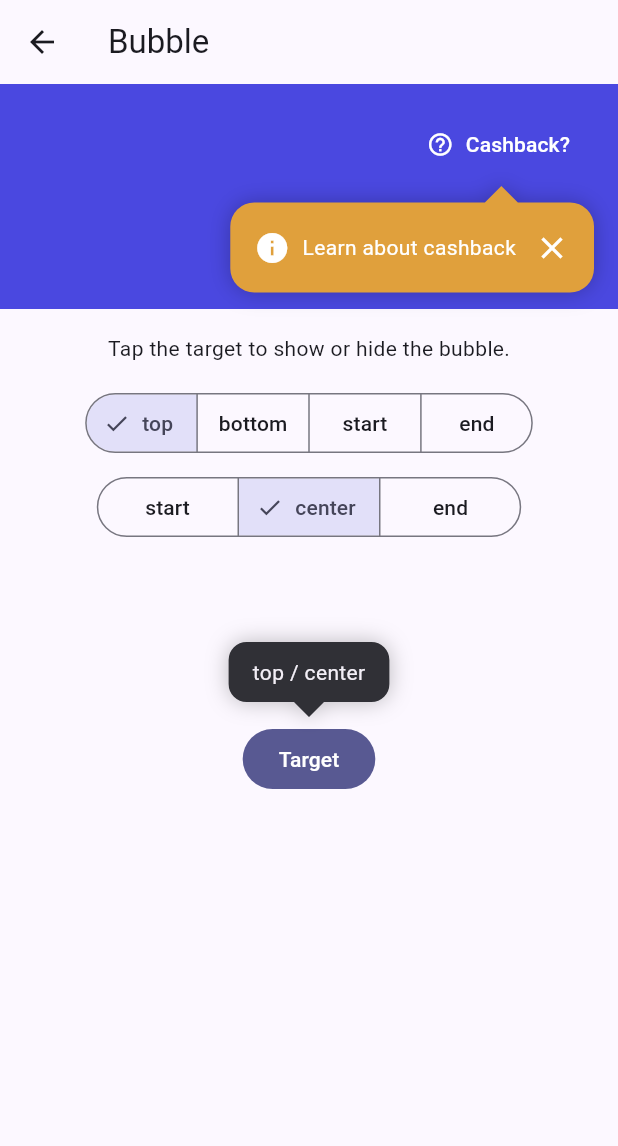
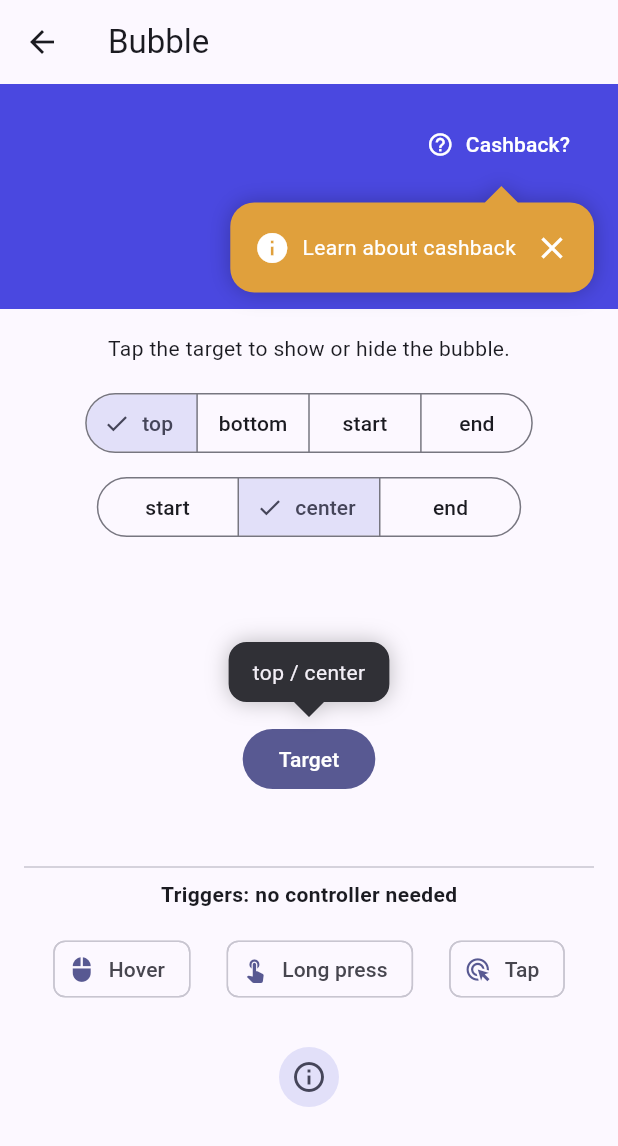
Before and after one commit to AbdelrahmanFouad1/pinpoint, a Flutter app: the BubbleDemo screen opened directly, on a phone screen of 412 x 824 dp. Shown: the top 1146 px of the screen. Run offline on Flutter 3.47's test engine with Material 3 defaults, Android fonts, the phone set to English and light mode, and no system bars.

Commit message:
Prepare 1.0.1
Example: triggers in the Bubble demo, and progress dots and a Skip
button in place of the close button in the Tour demo. README sections
for triggers, closeBuilder and progress dots; changelog; version.

Co-Authored-By: Claude Opus 5.5 <noreply@anthropic.com>

```diff
--- a/example/lib/main.dart
+++ b/example/lib/main.dart
@@ -232,6 +232,9 @@ class _BubbleDemoState extends State<BubbleDemo> {
                     child: const Text('Target'),
                   ),
                 ),
+                const SizedBox(height: 40),
+                const Divider(),
+                const _TriggersSection(),
                 const SizedBox(height: 400),
               ],
             ),
@@ -401,6 +404,8 @@ class _TourDemoState extends State<TourDemo> {
   PinpointControlsPlacement _placement = PinpointControlsPlacement.outside;
   _Close _close = _Close.screen;
   bool _tapTarget = false;
+  bool _progress = true;
+  bool _skipText = false;
   PinpointTour? _tour;
 
   @override
@@ -419,6 +424,20 @@ class _TourDemoState extends State<TourDemo> {
         closePlacement: _close == _Close.screen
             ? PinpointClosePlacement.screen
             : PinpointClosePlacement.bubble,
+        showProgress: _progress,
+        // Any widget can stand in for the close button.
+        closeBuilder: _skipText
+            ? (context, tour) => TextButton(
+                onPressed: tour.skip,
+                style: _close == _Close.screen
+                    ? TextButton.styleFrom(
+                        backgroundColor: Colors.white,
+                        foregroundColor: Colors.black87,
+                      )
+                    : null,
+                child: const Text('Skip'),
+              )
+            : null,
       ),
       style: const PinpointStyle(
         color: Colors.white,
@@ -508,6 +527,10 @@ class _TourDemoState extends State<TourDemo> {
             placement: _placement,
             close: _close,
             tapTarget: _tapTarget,
+            progress: _progress,
+            skipText: _skipText,
+            onProgress: (v) => setState(() => _progress = v),
+            onSkipText: (v) => setState(() => _skipText = v),
             onPlacement: (p) => setState(() => _placement = p),
             onClose: (v) => setState(() => _close = v),
             onTapTarget: (v) => setState(() => _tapTarget = v),
@@ -556,6 +579,10 @@ class _TourSettings extends StatelessWidget {
     required this.placement,
     required this.close,
     required this.tapTarget,
+    required this.progress,
+    required this.skipText,
+    required this.onProgress,
+    required this.onSkipText,
     required this.onPlacement,
     required this.onClose,
     required this.onTapTarget,
@@ -565,6 +592,10 @@ class _TourSettings extends StatelessWidget {
   final PinpointControlsPlacement placement;
   final _Close close;
   final bool tapTarget;
+  final bool progress;
+  final bool skipText;
+  final ValueChanged<bool> onProgress;
+  final ValueChanged<bool> onSkipText;
   final ValueChanged<PinpointControlsPlacement> onPlacement;
   final ValueChanged<_Close> onClose;
   final ValueChanged<bool> onTapTarget;
@@ -608,6 +639,18 @@ class _TourSettings extends StatelessWidget {
               ],
               selected: {close},
               onSelectionChanged: (s) => onClose(s.single),
+            ),
+            SwitchListTile(
+              contentPadding: EdgeInsets.zero,
+              title: const Text('"Skip" text instead of ✕'),
+              value: skipText,
+              onChanged: close == _Close.off ? null : onSkipText,
+            ),
+            SwitchListTile(
+              contentPadding: EdgeInsets.zero,
+              title: const Text('Progress dots'),
+              value: progress,
+              onChanged: onProgress,
             ),
             SwitchListTile(
               contentPadding: EdgeInsets.zero,
@@ -949,3 +992,67 @@ class _TransactionTile extends StatelessWidget {
     );
   }
 }
+
+/// Bubbles shown by gestures on their child, with no controller.
+class _TriggersSection extends StatelessWidget {
+  const _TriggersSection();
+
+  @override
+  Widget build(BuildContext context) {
+    Widget bubble(String text) => Text(text, textAlign: TextAlign.center);
+    return Column(
+      children: [
+        const Text(
+          'Triggers: no controller needed',
+          style: TextStyle(fontWeight: FontWeight.w600),
+        ),
+        const SizedBox(height: 16),
+        Wrap(
+          spacing: 24,
+          runSpacing: 24,
+          alignment: WrapAlignment.center,
+          children: [
+            Pinpoint(
+              triggers: const {PinpointTrigger.hover},
+              content: (context, controller) =>
+                  bubble('Shown on hover.\nMove onto me: I stay.'),
+              child: const Chip(
+                avatar: Icon(Icons.mouse),
+                label: Text('Hover'),
+              ),
+            ),
+            Pinpoint(
+              triggers: const {PinpointTrigger.longPress},
+              content: (context, controller) => bubble('Shown on long press.'),
+              child: const Chip(
+                avatar: Icon(Icons.touch_app),
+                label: Text('Long press'),
+              ),
+            ),
+            Pinpoint(
+              triggers: const {PinpointTrigger.tap},
+              content: (context, controller) => bubble('Tap again to hide.'),
+              child: const Chip(
+                avatar: Icon(Icons.ads_click),
+                label: Text('Tap'),
+              ),
+            ),
+            // Mouse and touch screens both covered, like Tooltip.
+            Pinpoint(
+              triggers: const {
+                PinpointTrigger.hover,
+                PinpointTrigger.longPress,
+              },
+              style: const PinpointStyle(color: _gold),
+              content: (context, controller) => bubble('Hover or long press.'),
+              child: IconButton.filledTonal(
+                onPressed: () {},
+                icon: const Icon(Icons.info_outline),
+              ),
+            ),
+          ],
+        ),
+      ],
+    );
+  }
+}
--- a/pubspec.yaml
+++ b/pubspec.yaml
@@ -1,6 +1,6 @@
 name: pinpoint
 description: Anchored bubbles with a pointing arrow, spotlight highlighting, and guided tours for Flutter. Fully customizable and RTL-ready.
-version: 1.0.0
+version: 1.0.1
 repository: https://github.com/AbdelrahmanFouad1/pinpoint
 issue_tracker: https://github.com/AbdelrahmanFouad1/pinpoint/issues
 
```
Also changed, not shown: example/pubspec.lock, 3 other files.
